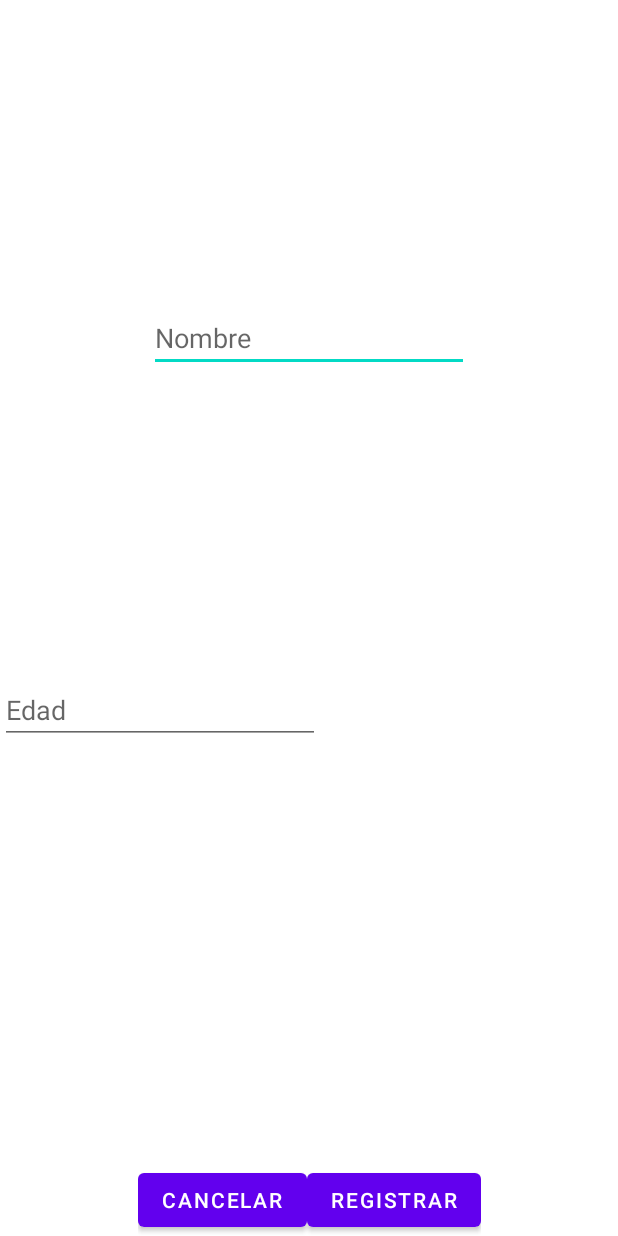
After one commit to SofieTorch/fingertip, an Android app: the AddMemberActivity screen opened directly, with no data from a screen before it, on a phone screen of 412 x 824 dp. The commit adds this screen. Run offline under Robolectric (Android 15) with nearby library versions, the phone set to English and light mode, and no system bars.

Commit message:
😎An ugly UI, but a badass members registration

```diff
--- a/app/build.gradle
+++ b/app/build.gradle
@@ -1,5 +1,6 @@
 plugins {
     id 'com.android.application'
+    id 'com.google.gms.google-services'
 }
 
 android {
@@ -33,6 +34,8 @@ dependencies {
     implementation 'androidx.appcompat:appcompat:1.3.0'
     implementation 'com.google.android.material:material:1.3.0'
     implementation 'androidx.constraintlayout:constraintlayout:2.0.4'
+    implementation platform('com.google.firebase:firebase-bom:28.0.0')
+    implementation 'com.google.firebase:firebase-database'
     testImplementation 'junit:junit:4.+'
     androidTestImplementation 'androidx.test.ext:junit:1.1.2'
     androidTestImplementation 'androidx.test.espresso:espresso-core:3.3.0'
--- a/app/src/main/AndroidManifest.xml
+++ b/app/src/main/AndroidManifest.xml
@@ -9,6 +9,7 @@
         android:roundIcon="@mipmap/ic_launcher_round"
         android:supportsRtl="true"
         android:theme="@style/Theme.Fingertip">
+        <activity android:name=".AddMemberActivity"></activity>
         <activity android:name=".MainActivity">
             <intent-filter>
                 <action android:name="android.intent.action.MAIN" />
--- /dev/null
+++ b/app/src/main/res/layout/activity_add_member.xml
@@ -0,0 +1,54 @@
+<?xml version="1.0" encoding="utf-8"?>
+<androidx.constraintlayout.widget.ConstraintLayout xmlns:android="http://schemas.android.com/apk/res/android"
+    xmlns:app="http://schemas.android.com/apk/res-auto"
+    xmlns:tools="http://schemas.android.com/tools"
+    android:layout_width="match_parent"
+    android:layout_height="match_parent"
+    tools:context=".AddMemberActivity">
+
+    <EditText
+        android:id="@+id/etName"
+        android:layout_width="wrap_content"
+        android:layout_height="wrap_content"
+        android:ems="10"
+        android:hint="Nombre"
+        android:inputType="textPersonName"
+        app:layout_constraintBottom_toTopOf="@+id/etAge"
+        app:layout_constraintEnd_toEndOf="parent"
+        app:layout_constraintStart_toStartOf="parent"
+        app:layout_constraintTop_toTopOf="parent" />
+
+    <EditText
+        android:id="@+id/etAge"
+        android:layout_width="wrap_content"
+        android:layout_height="wrap_content"
+        android:layout_marginBottom="280dp"
+        android:ems="10"
+        android:hint="Edad"
+        android:inputType="number"
+        app:layout_constraintBottom_toTopOf="@+id/linearLayout"
+        tools:layout_editor_absoluteX="117dp" />
+
+    <LinearLayout
+        android:id="@+id/linearLayout"
+        android:layout_width="wrap_content"
+        android:layout_height="wrap_content"
+        android:orientation="horizontal"
+        app:layout_constraintBottom_toBottomOf="parent"
+        app:layout_constraintEnd_toEndOf="parent"
+        app:layout_constraintStart_toStartOf="parent">
+
+        <Button
+            android:id="@+id/button3"
+            android:layout_width="wrap_content"
+            android:layout_height="wrap_content"
+            android:text="@string/btn_cancel" />
+
+        <Button
+            android:id="@+id/button2"
+            android:layout_width="wrap_content"
+            android:layout_height="wrap_content"
+            android:onClick="register"
+            android:text="@string/btn_register_member" />
+    </LinearLayout>
+</androidx.constraintlayout.widget.ConstraintLayout>
--- a/app/src/main/res/values-night/themes.xml
+++ b/app/src/main/res/values-night/themes.xml
@@ -1,6 +1,6 @@
 <resources xmlns:tools="http://schemas.android.com/tools">
     <!-- Base application theme. -->
-    <style name="Theme.Fingertip" parent="Theme.MaterialComponents.DayNight.DarkActionBar">
+    <style name="Theme.Fingertip" parent="Theme.MaterialComponents.DayNight.NoActionBar">
         <!-- Primary brand color. -->
         <item name="colorPrimary">@color/purple_200</item>
         <item name="colorPrimaryVariant">@color/purple_700</item>
--- a/app/src/main/res/values/strings.xml
+++ b/app/src/main/res/values/strings.xml
@@ -1,3 +1,6 @@
 <resources>
     <string name="app_name">Fingertip</string>
+    <string name="btn_add_member">Agregar miembro</string>
+    <string name="btn_register_member">Registrar</string>
+    <string name="btn_cancel">Cancelar</string>
 </resources>
--- a/app/src/main/res/values/themes.xml
+++ b/app/src/main/res/values/themes.xml
@@ -1,6 +1,6 @@
 <resources xmlns:tools="http://schemas.android.com/tools">
     <!-- Base application theme. -->
-    <style name="Theme.Fingertip" parent="Theme.MaterialComponents.DayNight.DarkActionBar">
+    <style name="Theme.Fingertip" parent="Theme.MaterialComponents.DayNight.NoActionBar">
         <!-- Primary brand color. -->
         <item name="colorPrimary">@color/purple_500</item>
         <item name="colorPrimaryVariant">@color/purple_700</item>
--- a/build.gradle
+++ b/build.gradle
@@ -6,6 +6,7 @@ buildscript {
     }
     dependencies {
         classpath "com.android.tools.build:gradle:4.1.3"
+        classpath 'com.google.gms:google-services:4.3.8'
 
         // NOTE: Do not place your application dependencies here; they belong
         // in the individual module build.gradle files
```
Also changed, not shown: app/src/main/java/com/picateclas/fingertip/AddMemberActivity.java (added, +75 -0 lines), app/src/main/java/com/picateclas/fingertip/MainActivity.java (+7 -0 lines), app/src/main/java/com/picateclas/fingertip/Models/Member.java (added, +19 -0 lines), app/src/main/java/com/picateclas/fingertip/Services/FileService.java (added, +61 -0 lines), app/src/main/java/com/picateclas/fingertip/Services/FirebaseService.java (added, +29 -0 lines), app/src/main/res/layout/activity_main.xml (+9 -8 lines), 3 other files.
